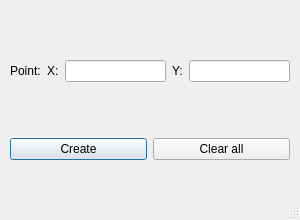
Old version of the form main/add_objects_forms/add_target_form.ui in the repository UmbrellaLeaf5/locus_no_pilotus.
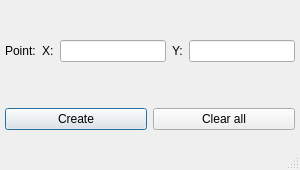
New version of the form. Icons and pictures are not drawn.

Commit message: add scroll area to hill adding form and fix scaling problem in all forms

```diff
--- a/main/add_objects_forms/add_target_form.ui
+++ b/main/add_objects_forms/add_target_form.ui
@@ -7,11 +7,11 @@
     <x>0</x>
     <y>0</y>
     <width>300</width>
-    <height>220</height>
+    <height>170</height>
    </rect>
   </property>
   <property name="sizePolicy">
-   <sizepolicy hsizetype="Fixed" vsizetype="Fixed">
+   <sizepolicy hsizetype="Minimum" vsizetype="Minimum">
     <horstretch>0</horstretch>
     <verstretch>0</verstretch>
    </sizepolicy>
@@ -19,7 +19,13 @@
   <property name="minimumSize">
    <size>
     <width>300</width>
-    <height>220</height>
+    <height>170</height>
+   </size>
+  </property>
+  <property name="maximumSize">
+   <size>
+    <width>300</width>
+    <height>170</height>
    </size>
   </property>
   <property name="windowTitle">
@@ -38,10 +44,10 @@
   <widget class="QWidget" name="gridLayoutWidget">
    <property name="geometry">
     <rect>
-     <x>10</x>
-     <y>10</y>
-     <width>280</width>
-     <height>200</height>
+     <x>5</x>
+     <y>0</y>
+     <width>290</width>
+     <height>170</height>
     </rect>
    </property>
    <layout class="QGridLayout" name="gridLayout">
```
The commit also changes 3 other files.
